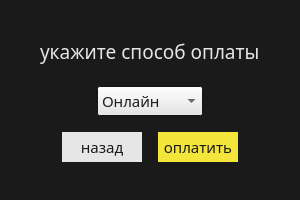
Qt form states/clientState/clientpayment.ui (NotZahar/bookstore) before a commit.
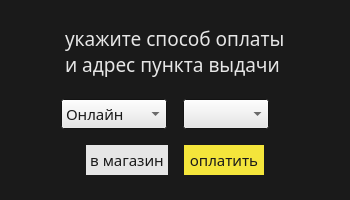
The same form after that commit.

```diff
--- a/states/clientState/clientpayment.ui
+++ b/states/clientState/clientpayment.ui
@@ -6,7 +6,7 @@
    <rect>
     <x>0</x>
     <y>0</y>
-    <width>300</width>
+    <width>350</width>
     <height>200</height>
    </rect>
   </property>
@@ -219,19 +219,6 @@
    <string>Form</string>
   </property>
   <layout class="QVBoxLayout" name="verticalLayout">
-   <item>
-    <spacer name="verticalSpacer_6">
-     <property name="orientation">
-      <enum>Qt::Vertical</enum>
-     </property>
-     <property name="sizeHint" stdset="0">
-      <size>
-       <width>20</width>
-       <height>40</height>
-      </size>
-     </property>
-    </spacer>
-   </item>
    <item>
     <layout class="QGridLayout" name="gridLayout">
      <item row="0" column="1">
@@ -263,7 +250,7 @@
      <item row="1" column="1">
       <widget class="QLabel" name="label">
        <property name="text">
-        <string>&lt;html&gt;&lt;head/&gt;&lt;body&gt;&lt;p&gt;&lt;span style=&quot; font-size:14pt;&quot;&gt;укажите способ оплаты&lt;/span&gt;&lt;/p&gt;&lt;/body&gt;&lt;/html&gt;</string>
+        <string>&lt;html&gt;&lt;head/&gt;&lt;body&gt;&lt;p&gt;&lt;span style=&quot; font-size:14pt;&quot;&gt;укажите способ оплаты&lt;br/&gt;и адрес пункта выдачи&lt;/span&gt;&lt;/p&gt;&lt;/body&gt;&lt;/html&gt;</string>
        </property>
       </widget>
      </item>
@@ -299,6 +286,8 @@
     </layout>
    </item>
    <item>
+    <layout class="QHBoxLayout" name="horizontalLayout_4">
+     <item>
     <layout class="QHBoxLayout" name="horizontalLayout">
      <item>
       <spacer name="horizontalSpacer_3">
@@ -335,11 +324,34 @@
        </item>
       </widget>
      </item>
+      </layout>
+     </item>
      <item>
       <spacer name="horizontalSpacer_4">
        <property name="orientation">
         <enum>Qt::Horizontal</enum>
        </property>
+       <property name="sizeType">
+        <enum>QSizePolicy::Fixed</enum>
+       </property>
+       <property name="sizeHint" stdset="0">
+        <size>
+         <width>10</width>
+         <height>20</height>
+        </size>
+       </property>
+      </spacer>
+     </item>
+     <item>
+      <layout class="QHBoxLayout" name="horizontalLayout_3">
+       <item>
+        <widget class="QComboBox" name="comboBox_2"/>
+       </item>
+       <item>
+        <spacer name="horizontalSpacer_9">
+         <property name="orientation">
+          <enum>Qt::Horizontal</enum>
+         </property>
        <property name="sizeHint" stdset="0">
         <size>
          <width>40</width>
@@ -347,6 +359,8 @@
         </size>
        </property>
       </spacer>
+       </item>
+      </layout>
      </item>
     </layout>
    </item>
@@ -389,7 +403,7 @@
           <bool>true</bool>
          </property>
          <property name="text">
-          <string>назад</string>
+          <string>в магазин</string>
          </property>
          <property name="flat">
           <bool>true</bool>
@@ -492,19 +506,6 @@
      </item>
     </layout>
    </item>
-   <item>
-    <spacer name="verticalSpacer_5">
-     <property name="orientation">
-      <enum>Qt::Vertical</enum>
-     </property>
-     <property name="sizeHint" stdset="0">
-      <size>
-       <width>20</width>
-       <height>40</height>
-      </size>
-     </property>
-    </spacer>
-   </item>
   </layout>
  </widget>
  <resources/>
```
Lines whose indentation alone changed are shown as unchanged.
